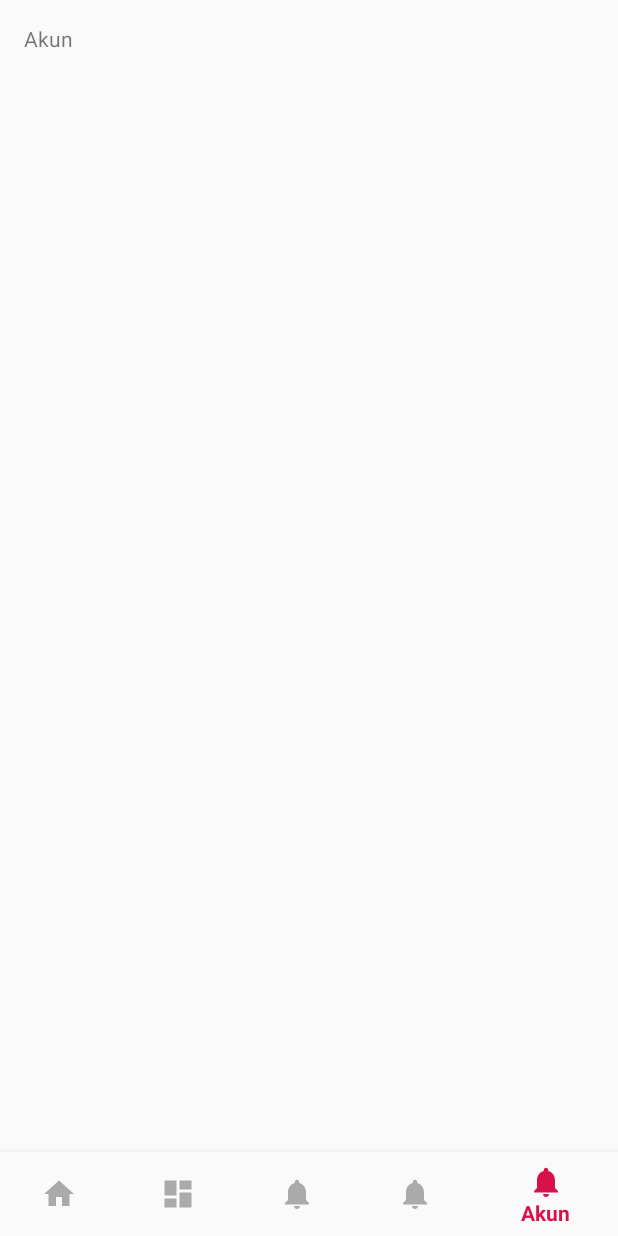
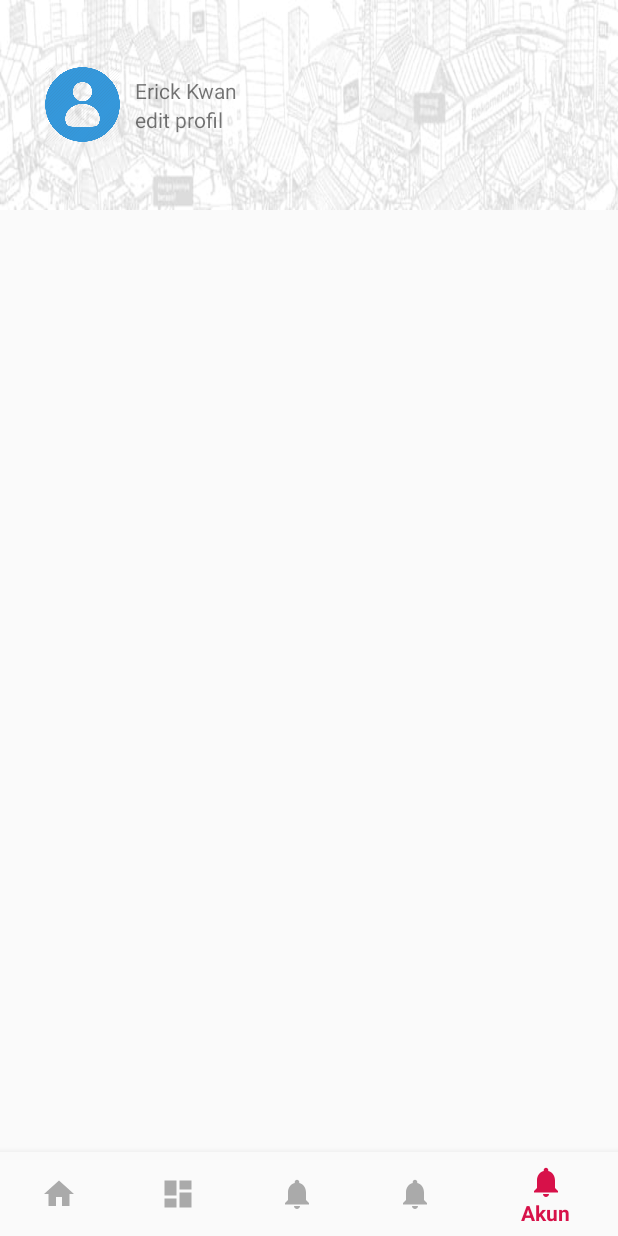
Before and after one commit to kwantz/Mikroskil-Mobile-Dasar, an Android app: the screen it shows after launch (HomepageActivity), item 5 of the bottom bar chosen, on a phone screen of 412 x 824 dp. Run offline under Robolectric (Android 15) with nearby library versions, the phone set to English and light mode, and no system bars.

Commit message:
Buat Fragment untuk setiap Bottom Navigation

```diff
--- a/app/build.gradle
+++ b/app/build.gradle
@@ -29,5 +29,6 @@ dependencies {
     compile 'com.android.support.constraint:constraint-layout:1.0.2'
     compile 'com.android.support:design:26.+'
     compile 'com.android.support:support-vector-drawable:26.+'
+    compile 'com.android.support:support-v4:26.+'
     testCompile 'junit:junit:4.12'
 }
--- /dev/null
+++ b/app/src/main/java/com/example/kwantz/mobiledasar/Fragment/AkunFragment.java
@@ -0,0 +1,24 @@
+package com.example.kwantz.mobiledasar.Fragment;
+
+import android.content.Context;
+import android.net.Uri;
+import android.os.Bundle;
+import android.support.v4.app.Fragment;
+import android.view.LayoutInflater;
+import android.view.View;
+import android.view.ViewGroup;
+
+import com.example.kwantz.mobiledasar.R;
+
+public class AkunFragment extends Fragment {
+
+    public AkunFragment() {
+        // Required empty public constructor
+    }
+
+    @Override
+    public View onCreateView(LayoutInflater inflater, ViewGroup container, Bundle savedInstanceState) {
+        // Inflate the layout for this fragment
+        return inflater.inflate(R.layout.fragment_akun, container, false);
+    }
+}
--- /dev/null
+++ b/app/src/main/java/com/example/kwantz/mobiledasar/Fragment/HomeFragment.java
@@ -0,0 +1,24 @@
+package com.example.kwantz.mobiledasar.Fragment;
+
+import android.content.Context;
+import android.net.Uri;
+import android.os.Bundle;
+import android.support.v4.app.Fragment;
+import android.view.LayoutInflater;
+import android.view.View;
+import android.view.ViewGroup;
+
+import com.example.kwantz.mobiledasar.R;
+
+public class HomeFragment extends Fragment {
+
+    public HomeFragment() {
+        // Required empty public constructor
+    }
+
+    @Override
+    public View onCreateView(LayoutInflater inflater, ViewGroup container, Bundle savedInstanceState) {
+        // Inflate the layout for this fragment
+        return inflater.inflate(R.layout.fragment_home, container, false);
+    }
+}
--- a/app/src/main/java/com/example/kwantz/mobiledasar/HomepageActivity.java
+++ b/app/src/main/java/com/example/kwantz/mobiledasar/HomepageActivity.java
@@ -10,11 +10,16 @@ import android.util.Log;
 import android.view.MenuItem;
 import android.widget.TextView;
 
+import com.example.kwantz.mobiledasar.Fragment.AkunFragment;
+import com.example.kwantz.mobiledasar.Fragment.FavoritFragment;
+import com.example.kwantz.mobiledasar.Fragment.HomeFragment;
+import com.example.kwantz.mobiledasar.Fragment.KeranjangFragment;
+import com.example.kwantz.mobiledasar.Fragment.TransaksiFragment;
+
 import java.lang.reflect.Field;
 
 public class HomepageActivity extends AppCompatActivity {
 
-    private TextView mTextMessage;
     private BottomNavigationView navigation;
 
     private BottomNavigationView.OnNavigationItemSelectedListener mOnNavigationItemSelectedListener = new BottomNavigationView.OnNavigationItemSelectedListener() {
@@ -22,19 +27,19 @@ public class HomepageActivity extends AppCompatActivity {
         public boolean onNavigationItemSelected(@NonNull MenuItem item) {
             switch (item.getItemId()) {
                 case R.id.navigation_home:
-                    mTextMessage.setText(R.string.title_home);
+                    getSupportFragmentManager().beginTransaction().replace(R.id.content, new HomeFragment()).commit();
                     return true;
                 case R.id.navigation_favorit:
-                    mTextMessage.setText(R.string.title_favorit);
+                    getSupportFragmentManager().beginTransaction().replace(R.id.content, new FavoritFragment()).commit();
                     return true;
                 case R.id.navigation_keranjang:
-                    mTextMessage.setText(R.string.title_keranjang);
+                    getSupportFragmentManager().beginTransaction().replace(R.id.content, new KeranjangFragment()).commit();
                     return true;
                 case R.id.navigation_transaksi:
-                    mTextMessage.setText(R.string.title_transaksi);
+                    getSupportFragmentManager().beginTransaction().replace(R.id.content, new TransaksiFragment()).commit();
                     return true;
                 case R.id.navigation_akun:
-                    mTextMessage.setText(R.string.title_akun);
+                    getSupportFragmentManager().beginTransaction().replace(R.id.content, new AkunFragment()).commit();
                     return true;
             }
             return false;
@@ -76,12 +81,14 @@ public class HomepageActivity extends AppCompatActivity {
 
         initializationVariable();
         initializationEvent();
+
+        // Jalankan Fragement untuk pertama kali dibuka (kalau nggk, nnt jdi kosong)
+        getSupportFragmentManager().beginTransaction().replace(R.id.content, new HomeFragment()).commit();
     }
 
     private void initializationVariable () {
         navigation = (BottomNavigationView) findViewById(R.id.navigation);
 
-        mTextMessage = (TextView) findViewById(R.id.message);
     }
 
     private void initializationEvent () {
--- a/app/src/main/res/layout/activity_homepage.xml
+++ b/app/src/main/res/layout/activity_homepage.xml
@@ -12,19 +12,7 @@
         android:id="@+id/content"
         android:layout_width="match_parent"
         android:layout_height="0dp"
-        android:layout_weight="1">
-
-        <TextView
-            android:id="@+id/message"
-            android:layout_width="match_parent"
-            android:layout_height="wrap_content"
-            android:layout_marginBottom="@dimen/activity_vertical_margin"
-            android:layout_marginLeft="@dimen/activity_horizontal_margin"
-            android:layout_marginRight="@dimen/activity_horizontal_margin"
-            android:layout_marginTop="@dimen/activity_vertical_margin"
-            android:text="@string/title_home" />
-
-    </FrameLayout>
+        android:layout_weight="1"/>
 
     <android.support.design.widget.BottomNavigationView
         android:id="@+id/navigation"
--- /dev/null
+++ b/app/src/main/res/layout/fragment_akun.xml
@@ -0,0 +1,33 @@
+<LinearLayout xmlns:android="http://schemas.android.com/apk/res/android"
+    xmlns:tools="http://schemas.android.com/tools"
+    android:layout_width="match_parent"
+    android:layout_height="match_parent"
+    android:orientation="vertical"
+    tools:context="com.example.kwantz.mobiledasar.Fragment.AkunFragment">
+    <LinearLayout
+        android:background="@drawable/header_akun"
+        android:layout_width="match_parent"
+        android:layout_height="wrap_content"
+        android:orientation="horizontal"
+        android:gravity="center">
+        <ImageView
+            android:layout_marginLeft="30dp"
+            android:layout_marginRight="10dp"
+            android:layout_width="50dp"
+            android:layout_height="50dp"
+            android:src="@drawable/akun"/>
+        <LinearLayout
+            android:orientation="vertical"
+            android:layout_width="match_parent"
+            android:layout_height="wrap_content">
+            <TextView
+                android:layout_width="wrap_content"
+                android:layout_height="wrap_content"
+                android:text="Erick Kwan"/>
+            <TextView
+                android:layout_width="wrap_content"
+                android:layout_height="wrap_content"
+                android:text="edit profil"/>
+        </LinearLayout>
+    </LinearLayout>
+</LinearLayout>
--- a/app/src/main/res/values/strings.xml
+++ b/app/src/main/res/values/strings.xml
@@ -6,4 +6,7 @@
     <string name="title_keranjang">Keranjang</string>
     <string name="title_transaksi">Transaksi</string>
     <string name="title_akun">Akun</string>
+
+    <!-- TODO: Remove or change this placeholder text -->
+    <string name="hello_blank_fragment">Hello blank fragment</string>
 </resources>
```
Also changed, not shown: app/src/main/java/com/example/kwantz/mobiledasar/Fragment/FavoritFragment.java (added, +24 -0 lines), app/src/main/java/com/example/kwantz/mobiledasar/Fragment/KeranjangFragment.java (added, +24 -0 lines), app/src/main/java/com/example/kwantz/mobiledasar/Fragment/TransaksiFragment.java (added, +24 -0 lines), app/src/main/res/layout/fragment_favorit.xml (added, +45 -0 lines), app/src/main/res/layout/fragment_home.xml (added, +45 -0 lines), app/src/main/res/layout/fragment_keranjang.xml (added, +23 -0 lines), app/src/main/res/layout/fragment_transaksi.xml (added, +23 -0 lines), app/src/main/res/drawable/akun.png (added), app/src/main/res/drawable/header_akun.jpg (added).
